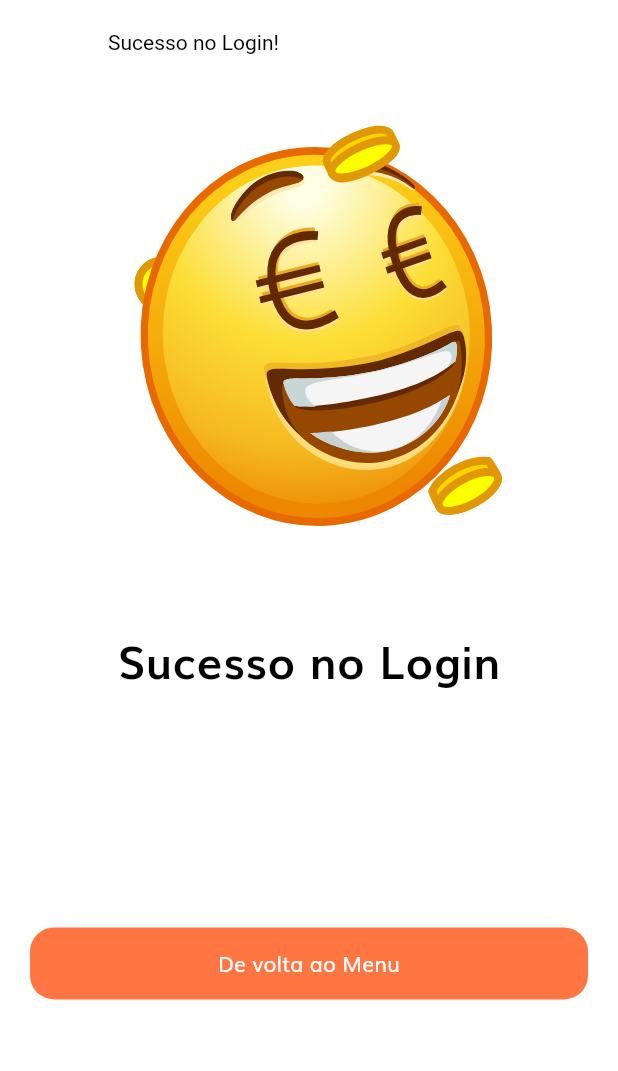
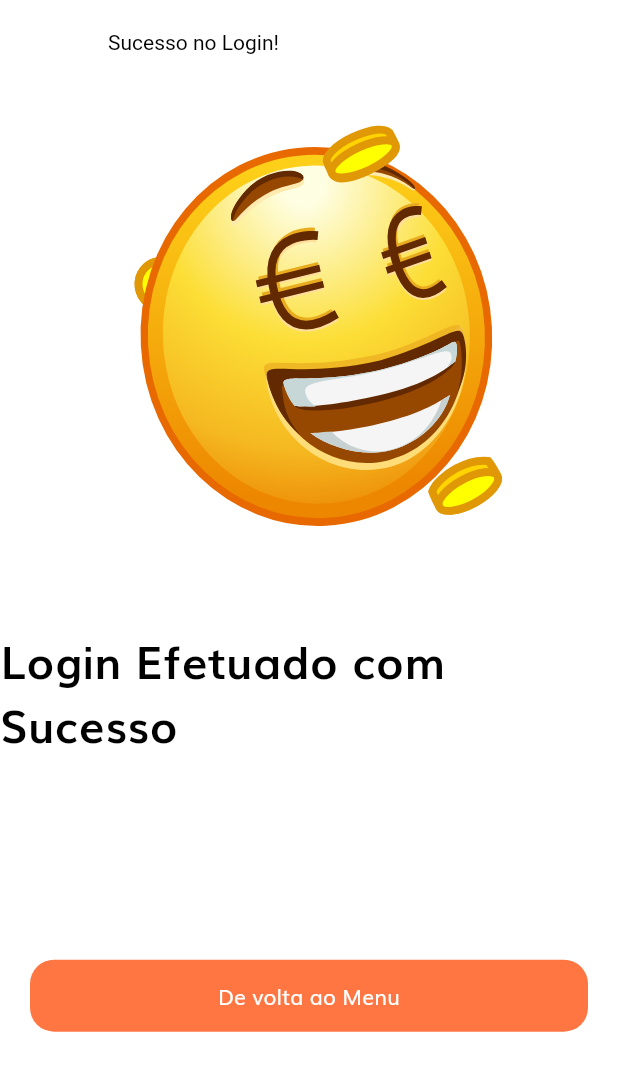
Before and after one commit to Matheus142/promofitapp, a Flutter app: the LoginSuccessScreen screen opened by its route, on a phone screen of 412 x 824 dp. Shown: the top 1071 px of the screen. Run offline on Flutter 3.47's test engine with Material 3 defaults, Android fonts, the phone set to English and light mode, and no system bars; our stand-ins replace cloud_firestore, firebase_auth, firebase_core, firebase_storage, flutter_svg, image_picker and 1 more; accounts and stored records are empty.

Commit message:
commitcorreçãobug

```diff
--- a/lib/screens/login_success/login_success_screen.dart
+++ b/lib/screens/login_success/login_success_screen.dart
@@ -58,7 +58,7 @@ class _LoginSuccessScreenState extends State<LoginSuccessScreen>
           ),
           const SizedBox(height: 16),
           const Text(
-            "Sucesso no Login",
+            "Login Efetuado com Sucesso",
             style: TextStyle(
               fontSize: 30,
               fontWeight: FontWeight.bold,
```
